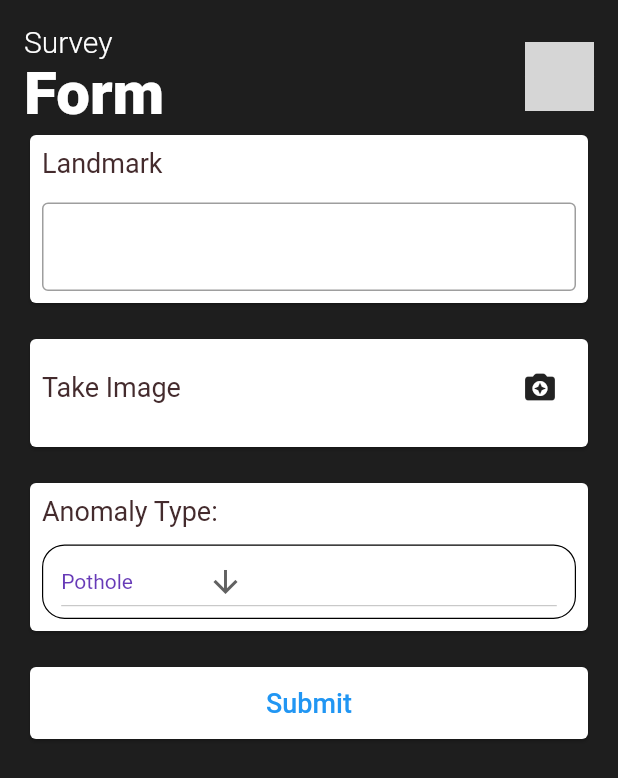
After one commit to zulkernine/roadAnomalies, a Flutter app: the SurveyForm screen opened by its route, on a phone screen of 412 x 824 dp. The commit adds this screen. Shown: the top 778 px of the screen. Run offline on Flutter 3.47's test engine with Material 2 defaults, Android fonts, the phone set to English and light mode, and no system bars; our stand-ins replace camera, chewie, dio, firebase_auth, firebase_core, google_maps_flutter and 8 more; missing offline and left inert: disk_space, platform_device_id, video_compress; accounts and stored records are empty; network calls fail; grey boxes are pictures that could not be loaded.

Commit message:
furvey form ui added

```diff
--- a/lib/components/my_drawer.dart
+++ b/lib/components/my_drawer.dart
@@ -70,6 +70,16 @@ class MyDrawer extends StatelessWidget {
               Navigator.pushNamed(context, RouteName.map);
             },
           ),
+          ListTile(
+            title: const Text(
+              "Survey Form",
+              style: TextStyle(color: Colors.white),
+            ),
+            onTap: () {
+              Navigator.pop(context);
+              Navigator.pushNamed(context, RouteName.survey);
+            },
+          ),
           const SizedBox(
             height: 50,
           ),
--- a/lib/constants.dart
+++ b/lib/constants.dart
@@ -1,6 +1,7 @@
 
 class RouteName{
   static const String capture = "/capture";
+  static const String survey = "/survey";
   static const String map = "/map";
   static const String draft = "/draft";
   static const String history = "/history";
--- a/lib/main.dart
+++ b/lib/main.dart
@@ -11,6 +11,7 @@ import 'package:roadanomalies_root/pages/home_v2.dart';
 import 'package:roadanomalies_root/pages/signin.dart';
 // import 'firebase_options.dart';
 import 'package:roadanomalies_root/pages/signup.dart';
+import 'package:roadanomalies_root/pages/survey-form.dart';
 import 'package:roadanomalies_root/util/auth_util.dart';
 import 'package:roadanomalies_root/util/storage_util.dart';
 
@@ -137,6 +138,7 @@ class _MyAppState extends State<MyApp> {
             ),
         RouteName.map: (context) => const AnomaliesMap(),
         RouteName.draft: (context) => const DraftsV2(),
+        RouteName.survey: (context) => const SurveyForm(),
         RouteName.signup: (context) => const SignUpPage(),
         RouteName.signin: (context) => const SignInPage(),
         RouteName.home: (context) => const HomePageV2(),
--- /dev/null
+++ b/lib/models/survey_image_data.dart
@@ -0,0 +1,16 @@
+
+import 'package:roadanomalies_root/models/anomaly_image_data.dart';
+
+class SurveyImageData extends AnomalyImageData{
+  String? landmark;
+  String possibleAnomaly;
+
+  SurveyImageData(super.imageFile, super.capturedAt, super.position, super.locationName,this.possibleAnomaly,[this.landmark]);
+
+  @override
+  Map<String, String> toJson() => {
+    ... super.toJson(),
+    "landmark":landmark??"",
+    "possibleAnomaly":possibleAnomaly
+  };
+}
--- /dev/null
+++ b/lib/pages/survey-form.dart
@@ -0,0 +1,223 @@
+import 'dart:io';
+
+import 'package:flutter/cupertino.dart';
+import 'package:flutter/foundation.dart';
+import 'package:flutter/material.dart';
+import 'package:google_maps_flutter/google_maps_flutter.dart';
+import 'package:location/location.dart';
+import 'package:roadanomalies_root/colors.dart';
+import 'package:roadanomalies_root/components/my_drawer.dart';
+import 'package:image_picker/image_picker.dart';
+import 'package:roadanomalies_root/models/anomaly_data.dart';
+import 'package:roadanomalies_root/models/survey_image_data.dart';
+
+import '../styles.dart';
+
+class SurveyForm extends StatefulWidget {
+  const SurveyForm({Key? key}) : super(key: key);
+
+  @override
+  State<SurveyForm> createState() => _SurveyFormState();
+}
+
+class _SurveyFormState extends State<SurveyForm> {
+  final _scaffoldKey = GlobalKey<ScaffoldState>();
+  final _imagePicker = ImagePicker();
+  final anomalies = ["Pothole", "Uneven Surface", "Speed Breaker", "Manhole"];
+  File? imageFile;
+  LatLng? location;
+  String? landmark;
+  late String anomaly;
+
+  @override
+  void initState() {
+    anomaly = anomalies.first;
+    super.initState();
+  }
+
+  void takePicture() async {
+    XFile? image = await _imagePicker.pickImage(source: ImageSource.camera);
+    var loc = await Location().getLocation();
+    if (image != null) {
+      setState(() {
+        imageFile = File(image.path);
+        location = LatLng(loc.latitude!, loc.longitude!);
+      });
+    }
+  }
+
+  @override
+  Widget build(BuildContext context) {
+    return SafeArea(
+        child: DefaultTabController(
+      length: 2,
+      child: Scaffold(
+        key: _scaffoldKey,
+        backgroundColor: scaffoldBackgroundColor,
+        endDrawer: const MyDrawer(),
+        body: Padding(
+          padding: const EdgeInsets.all(16.0),
+          child: SingleChildScrollView(
+            child: Column(
+              crossAxisAlignment: CrossAxisAlignment.stretch,
+              children: [
+                Row(
+                  children: [
+                    Expanded(
+                        flex: 3,
+                        child: Column(
+                          crossAxisAlignment: CrossAxisAlignment.start,
+                          children: [
+                            Text(
+                              "Survey",
+                              style: txtStl20w300,
+                            ),
+                            Text(
+                              "Form",
+                              style: txtStl40w800,
+                            )
+                          ],
+                        )),
+                    InkWell(
+                      onTap: () {
+                        _scaffoldKey.currentState?.openEndDrawer();
+                      },
+                      child: const CircleAvatar(
+                        radius: 23,
+                        backgroundColor: white1,
+                        backgroundImage:
+                            NetworkImage("https://picsum.photos/300"),
+                        // child:  Text('M'),
+                      ),
+                    )
+                  ],
+                ),
+                Card(
+                  color: Colors.white,
+                  child: Padding(
+                    padding: const EdgeInsets.all(8.0),
+                    child: Column(
+                      crossAxisAlignment: CrossAxisAlignment.start,
+                      children: [
+                        const Text(
+                          "Landmark",
+                          style: TextStyle(fontSize: 18),
+                        ),
+                        const SizedBox(
+                          height: 16,
+                        ),
+                        TextFormField(
+                          decoration: const InputDecoration(
+                            border: OutlineInputBorder(),
+                          ),
+                          onChanged: (text) {
+                            setState(() {
+                              landmark = text;
+                            });
+                          },
+                        ),
+                      ],
+                    ),
+                  ),
+                ),
+                const SizedBox(
+                  height: 16,
+                ),
+                Card(
+                  child: Padding(
+                    padding: const EdgeInsets.all(8.0),
+                    child: Column(
+                      children: [
+                        Row(
+                          mainAxisAlignment: MainAxisAlignment.spaceBetween,
+                          children: [
+                            const Text(
+                              "Take Image",
+                              style: TextStyle(fontSize: 18),
+                            ),
+                            IconButton(
+                                onPressed: takePicture,
+                                icon: const Icon(Icons.camera_enhance_rounded))
+                          ],
+                        ),
+                        const SizedBox(
+                          height: 8,
+                        ),
+                        if (imageFile != null)
+                          Padding(
+                            padding: const EdgeInsets.only(bottom: 16.0),
+                            child: Image.file(imageFile!),
+                          ),
+                      ],
+                    ),
+                  ),
+                ),
+                const SizedBox(
+                  height: 16,
+                ),
+                Card(
+                  child: Padding(
+                    padding: const EdgeInsets.all(8.0),
+                    child: Column(
+                      crossAxisAlignment: CrossAxisAlignment.stretch,
+                      children: [
+                        const Text(
+                          "Anomaly Type:",
+                          style: TextStyle(fontSize: 18),
+                        ),
+                        const SizedBox(
+                          height: 12,
+                        ),
+                        Container(
+                          padding: const EdgeInsets.symmetric(horizontal: 12),
+                          decoration: BoxDecoration(
+                            borderRadius: BorderRadius.circular(15.0),
+                            border: Border.all(
+                                style: BorderStyle.solid, width: 0.80),
+                          ),
+                          child: DropdownButton<String>(
+                            value: anomaly,
+                            icon: const Icon(Icons.arrow_downward),
+                            elevation: 16,
+                            style: const TextStyle(color: Colors.deepPurple),
+                            onChanged: (String? value) {
+                              setState(() {
+                                anomaly = value!;
+                              });
+                            },
+                            items: anomalies
+                                .map<DropdownMenuItem<String>>((String value) {
+                              return DropdownMenuItem<String>(
+                                value: value,
+                                child: Text(value),
+                              );
+                            }).toList(),
+                          ),
+                        ),
+                      ],
+                    ),
+                  ),
+                ),
+                const SizedBox(
+                  height: 16,
+                ),
+                Card(
+                  child: TextButton(
+                      onPressed: () {
+                        SurveyImageData imageData = SurveyImageData(imageFile!,
+                            DateTime.now(), location!, "NA", anomaly,landmark);
+                        print("Anomaly logged: ${imageData.toJson()}");
+                      },
+                      child: Text("Submit",
+                          style: TextStyle(
+                              color: Theme.of(context).primaryColor,
+                              fontSize: 18))),
+                )
+              ],
+            ),
+          ),
+        ),
+      ),
+    ));
+  }
+}
--- a/pubspec.yaml
+++ b/pubspec.yaml
@@ -13,6 +13,7 @@ dependencies:
     sdk: flutter
   cupertino_icons: ^1.0.2
   camera: ^0.10.0+3
+  image_picker: ^0.8.6+3
   path_provider:
   path:
   google_maps_flutter: ^2.2.0
```
Also changed, not shown: lib/pages/recorded_media.dart (+6 -2 lines), pubspec.lock.
